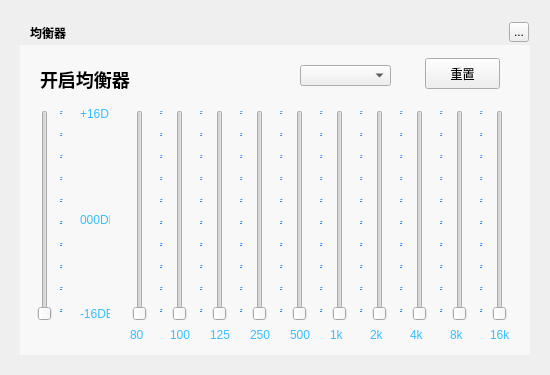
The window that TTKMusicPlayer/musicUi/musicWidget/musicequalizerdialog.ui (Greedysky/TTKMusicPlayer) describes before a commit, drawn with Qt 5.
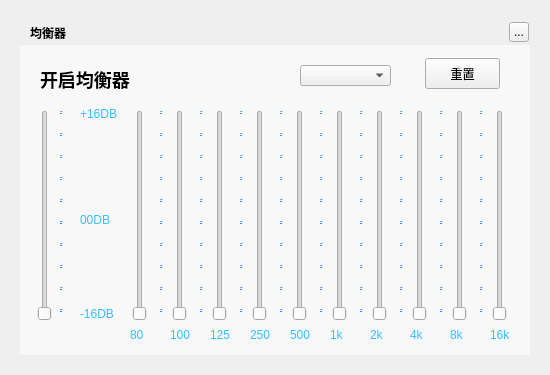
The same window after the commit.

Patch:
```diff
--- a/TTKMusicPlayer/musicUi/musicWidget/musicequalizerdialog.ui
+++ b/TTKMusicPlayer/musicUi/musicWidget/musicequalizerdialog.ui
@@ -426,7 +426,7 @@
     <rect>
      <x>80</x>
      <y>84</y>
-     <width>30</width>
+     <width>41</width>
      <height>261</height>
     </rect>
    </property>
@@ -434,7 +434,7 @@
     <string notr="true">color: rgb(230,115,0);</string>
    </property>
    <property name="text">
-    <string>&lt;html&gt;&lt;head/&gt;&lt;body&gt;&lt;p&gt;&lt;span style=&quot; color:#35bfff;&quot;&gt;+16DB&lt;/span&gt;&lt;/p&gt;&lt;p&gt;&lt;span style=&quot; color:#35bfff;&quot;&gt;&lt;br/&gt;&lt;/span&gt;&lt;/p&gt;&lt;p&gt;&lt;span style=&quot; color:#35bfff;&quot;&gt;&lt;br/&gt;&lt;/span&gt;&lt;/p&gt;&lt;p&gt;&lt;span style=&quot; color:#35bfff;&quot;&gt;000DB&lt;br/&gt;&lt;/span&gt;&lt;/p&gt;&lt;p&gt;&lt;span style=&quot; color:#35bfff;&quot;&gt;&lt;br/&gt;&lt;br/&gt;&lt;/span&gt;&lt;/p&gt;&lt;p&gt;&lt;span style=&quot; color:#35bfff;&quot;&gt;-16DB&lt;/span&gt;&lt;/p&gt;&lt;/body&gt;&lt;/html&gt;</string>
+    <string>&lt;html&gt;&lt;head/&gt;&lt;body&gt;&lt;p&gt;&lt;span style=&quot; color:#35bfff;&quot;&gt;+16DB&lt;/span&gt;&lt;/p&gt;&lt;p&gt;&lt;span style=&quot; color:#35bfff;&quot;&gt;&lt;br/&gt;&lt;/span&gt;&lt;/p&gt;&lt;p&gt;&lt;span style=&quot; color:#35bfff;&quot;&gt;&lt;br/&gt;&lt;/span&gt;&lt;/p&gt;&lt;p&gt;&lt;span style=&quot; color:#35bfff;&quot;&gt;00DB&lt;br/&gt;&lt;/span&gt;&lt;/p&gt;&lt;p&gt;&lt;span style=&quot; color:#35bfff;&quot;&gt;&lt;br/&gt;&lt;br/&gt;&lt;/span&gt;&lt;/p&gt;&lt;p&gt;&lt;span style=&quot; color:#35bfff;&quot;&gt;-16DB&lt;/span&gt;&lt;/p&gt;&lt;/body&gt;&lt;/html&gt;</string>
    </property>
   </widget>
   <widget class="QLabel" name="showPerArea_22">
```
